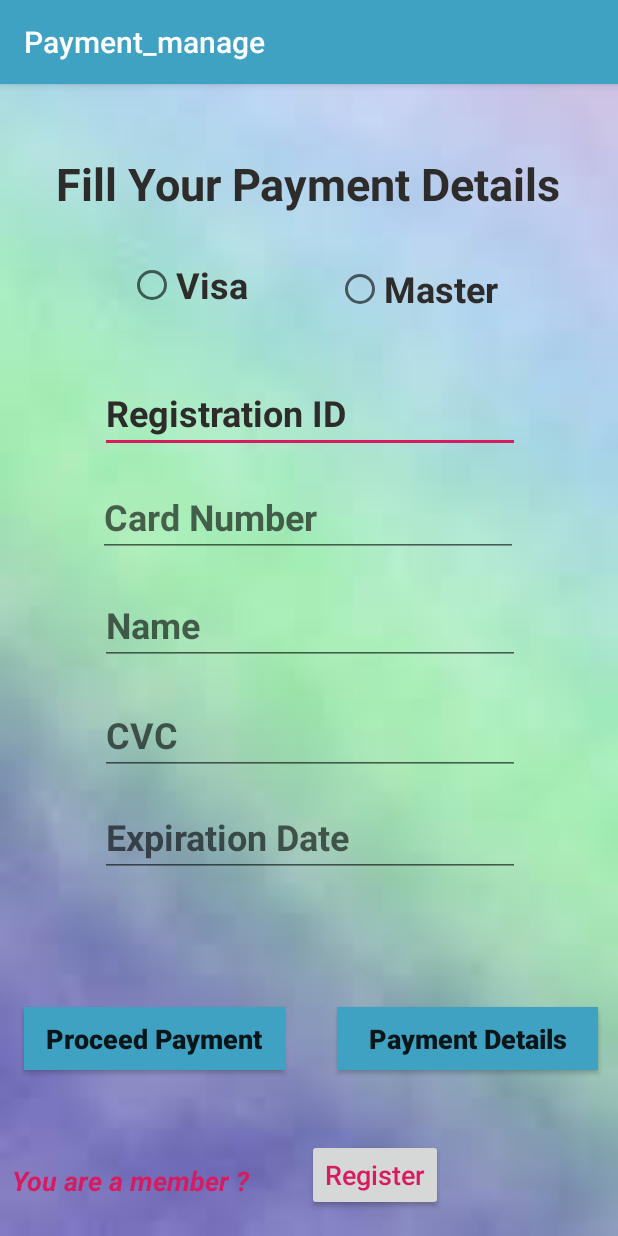
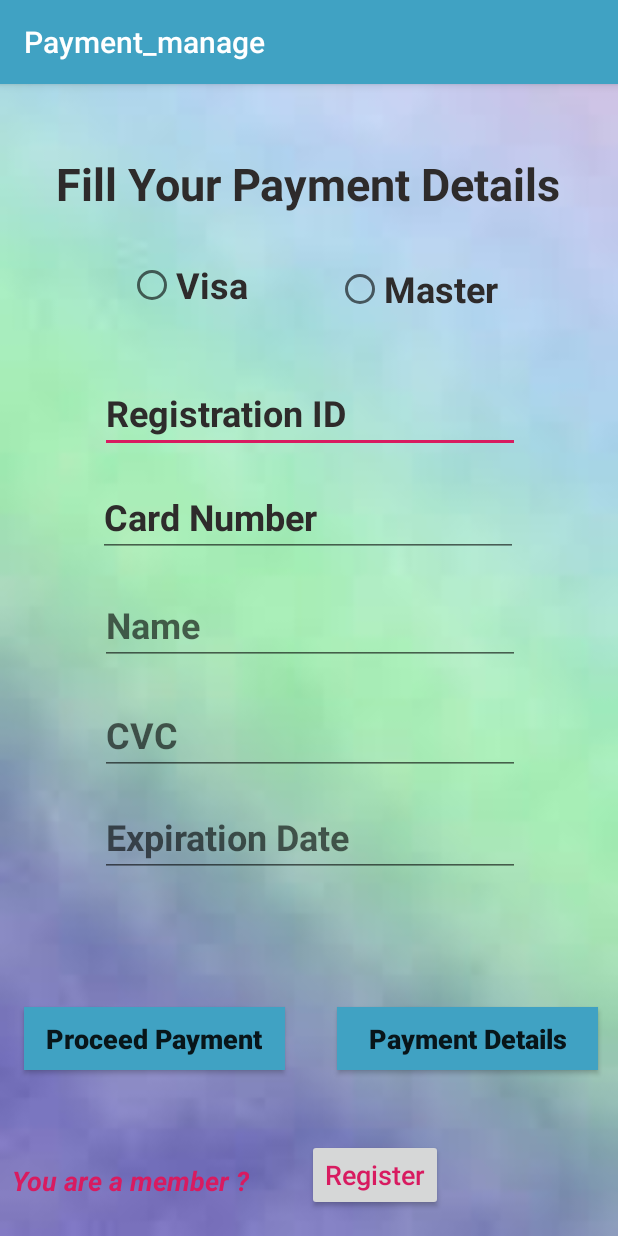
Before and after one commit to Dhananjaya98/PC-Store, an Android app: the add_pay screen opened directly, with no data from a screen before it, on a phone screen of 412 x 824 dp. Run offline under Robolectric (Android 15) with nearby library versions, the phone set to English and light mode, and no system bars; our stand-ins replace Firebase (no records; nobody signed in at launch, a user with empty details on screens opened directly).

Commit message:
commit 8

```diff
--- a/app/src/main/res/layout/activity_add_pay.xml
+++ b/app/src/main/res/layout/activity_add_pay.xml
@@ -128,14 +128,13 @@
         android:layout_width="wrap_content"
         android:layout_height="wrap_content"
         android:layout_marginStart="8dp"
-        android:layout_marginLeft="8dp"
         android:layout_marginEnd="8dp"
-        android:layout_marginRight="8dp"
         android:layout_marginBottom="8dp"
         android:ems="10"
         android:hint="@string/cd"
         android:inputType="phone"
         android:textColor="@color/colorPrimaryDark"
+        android:textColorHint="@color/colorPrimaryDark"
         android:textSize="24sp"
         android:textStyle="bold"
         app:layout_constraintBottom_toBottomOf="parent"
```
